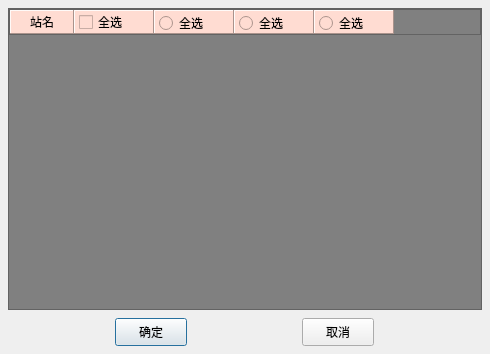
Qt form CTCMainWindow/CommonWidget/ModeChangeWnd.ui (fatter1996/CTCProject) before a commit.
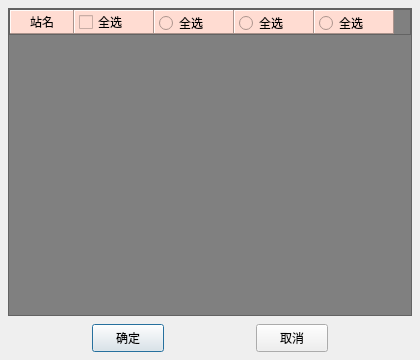
The same form after that commit.

The edit to the form file:
```diff
--- a/CTCMainWindow/CommonWidget/ModeChangeWnd.ui
+++ b/CTCMainWindow/CommonWidget/ModeChangeWnd.ui
@@ -6,10 +6,22 @@
    <rect>
     <x>0</x>
     <y>0</y>
-    <width>490</width>
-    <height>354</height>
+    <width>420</width>
+    <height>360</height>
    </rect>
   </property>
+  <property name="minimumSize">
+   <size>
+    <width>420</width>
+    <height>360</height>
+   </size>
+  </property>
+  <property name="maximumSize">
+   <size>
+    <width>420</width>
+    <height>360</height>
+   </size>
+  </property>
   <property name="windowTitle">
    <string>模式转换</string>
   </property>
```
